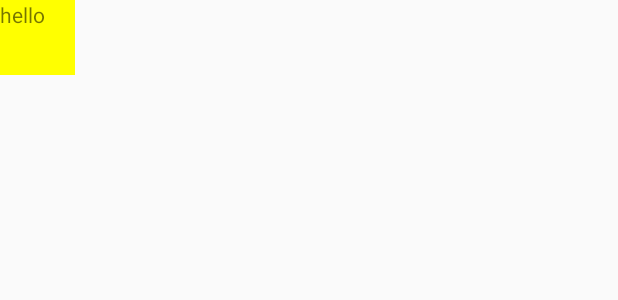
After one commit to CalyFactory/caly-android, an Android app: the layout item_map_marker.xml on its own in the app's theme, with its tools: preview values and no code run, on a phone screen of 412 x 824 dp. The commit adds this screen. Shown: the top 300 px of the screen. Run offline under Robolectric (Android 15) with nearby library versions, the phone set to English and light mode, and no system bars.

Commit message:
add marker in mapview

```diff
--- a/app/src/main/java/io/caly/calyandroid/Activity/RecoListActivity.java
+++ b/app/src/main/java/io/caly/calyandroid/Activity/RecoListActivity.java
@@ -157,6 +157,7 @@ public class RecoListActivity extends BaseAppCompatActivity {
     void changeView(){
         MenuItem item = toolbar.getMenu().findItem(R.id.menu_reco_changeview);
         FragmentTransaction transaction = getSupportFragmentManager().beginTransaction();
+        transaction.setTransition(FragmentTransaction.TRANSIT_FRAGMENT_FADE);
         switch (pageType){
             case LIST:
                 pageType = PAGE_TYPE.MAP;
--- /dev/null
+++ b/app/src/main/res/layout/item_map_marker.xml
@@ -0,0 +1,18 @@
+<?xml version="1.0" encoding="utf-8"?>
+<FrameLayout xmlns:android="http://schemas.android.com/apk/res/android"
+    android:orientation="vertical" android:layout_width="match_parent"
+    android:layout_height="match_parent">
+
+    <LinearLayout
+        android:layout_width="50dp"
+        android:background="#ffff00"
+        android:layout_height="50dp">
+
+        <TextView
+            android:layout_width="wrap_content"
+            android:text="hello"
+            android:layout_height="wrap_content" />
+
+    </LinearLayout>
+
+</FrameLayout>
```
Also changed, not shown: app/src/main/java/io/caly/calyandroid/Fragment/RecoMapFragment.java (+65 -0 lines), app/src/main/res/layout/fragment_recomap.xml (+11 -4 lines).
